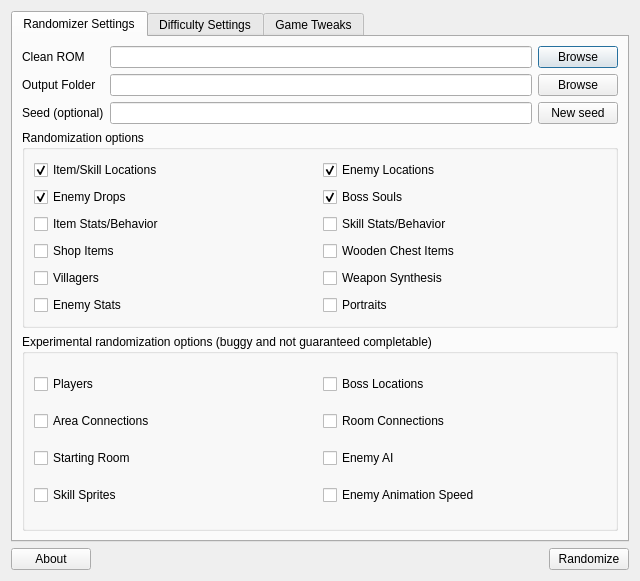
LagoLunatic/dsvrandom, file randomizer.ui: the form before one commit.
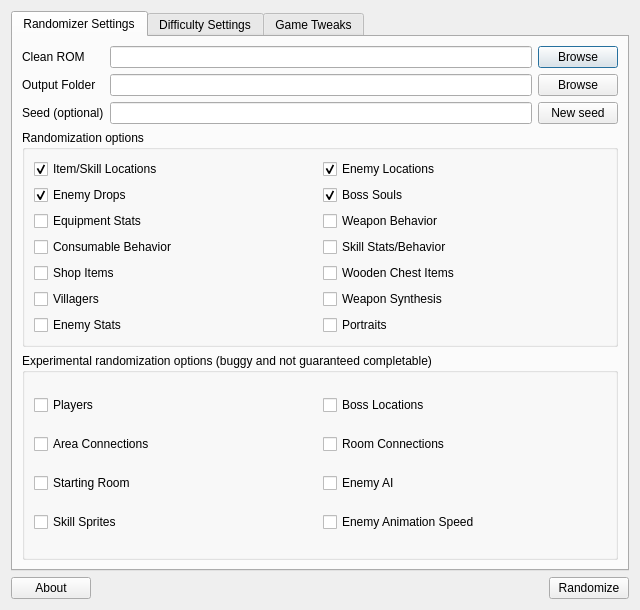
The form after the commit. Icons and pictures are not drawn.

Commit message:
Split item stats/behavior into multiple options
#22

```diff
--- a/randomizer.ui
+++ b/randomizer.ui
@@ -7,7 +7,7 @@
     <x>0</x>
     <y>0</y>
     <width>640</width>
-    <height>581</height>
+    <height>610</height>
    </rect>
   </property>
   <property name="windowTitle">
@@ -157,7 +157,31 @@
                <string>Randomizes item stats and how weapons behave.</string>
               </property>
               <property name="text">
-               <string>Item Stats/Behavior</string>
+               <string>Equipment Stats</string>
+              </property>
+             </widget>
+            </item>
+            <item>
+             <widget class="QCheckBox" name="randomize_weapon_behavior">
+              <property name="toolTip">
+               <string>Randomizes how weapons behave.</string>
+              </property>
+              <property name="text">
+               <string>Weapon Behavior</string>
+              </property>
+             </widget>
+            </item>
+           </layout>
+          </item>
+          <item>
+           <layout class="QHBoxLayout" name="horizontalLayout_5">
+            <item>
+             <widget class="QCheckBox" name="randomize_consumable_behavior">
+              <property name="toolTip">
+               <string>Randomizes what consumables do and how powerful they are.</string>
+              </property>
+              <property name="text">
+               <string>Consumable Behavior</string>
               </property>
              </widget>
             </item>
```
Left out of the diff: 16 changed lines with no effect on the pictures. The commit also changes 4 other files.
